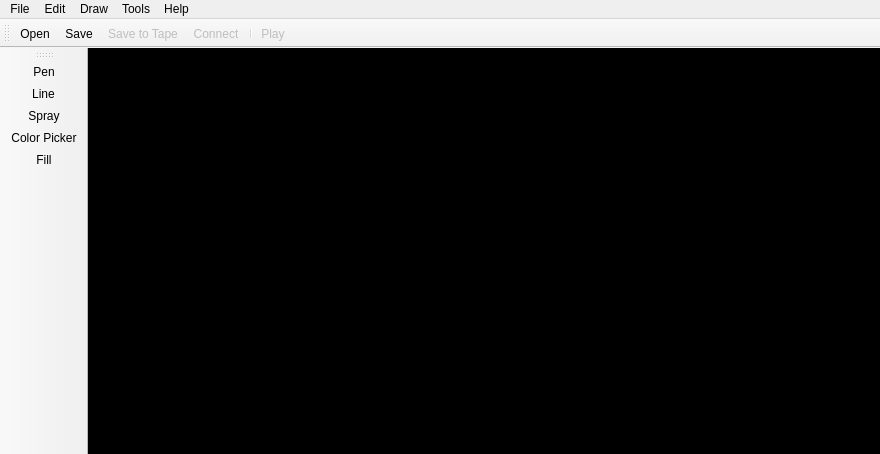
This is PatternPaint/mainwindow.ui in Blinkinlabs/PatternPaint as Qt 5 draws it before an edit. The edited form follows.
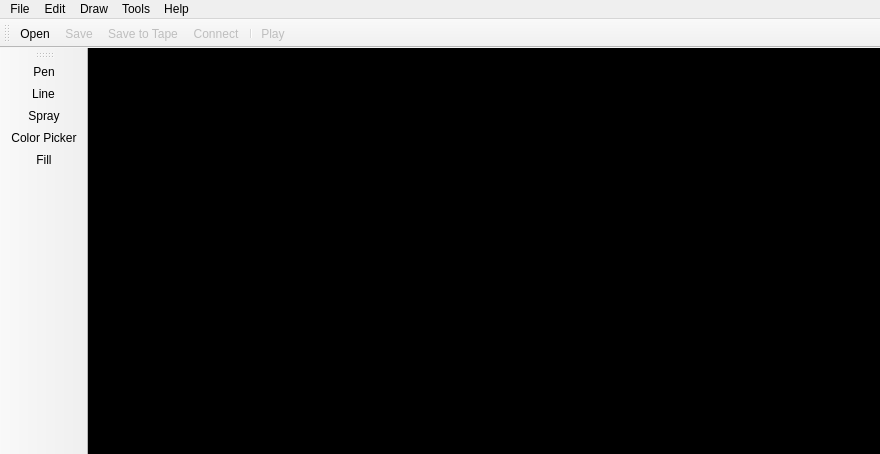
This is the edited form. Icons and pictures are not drawn. Custom widgets are drawn as their Qt base class.

Commit message: Fix open, exit dialog bug, fix filename in title window, disable save button when nothing to save

Diff of the .ui file:
```diff
--- a/PatternPaint/mainwindow.ui
+++ b/PatternPaint/mainwindow.ui
@@ -293,7 +293,7 @@
   </action>
   <action name="actionSave_File">
    <property name="enabled">
-    <bool>true</bool>
+    <bool>false</bool>
    </property>
    <property name="icon">
     <iconset resource="images.qrc">
```
Left out of the diff: 2 changed lines with no effect on the pictures. The commit also changes 3 other files.
